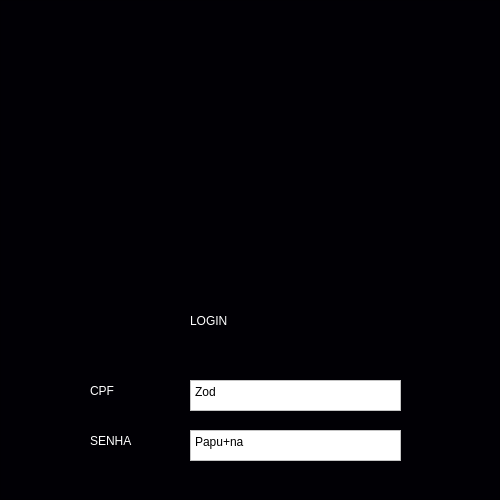
Before: the Qt Designer form login/untitled.ui in Linkinhh/BANCO_DADOS, drawn with Qt 5.
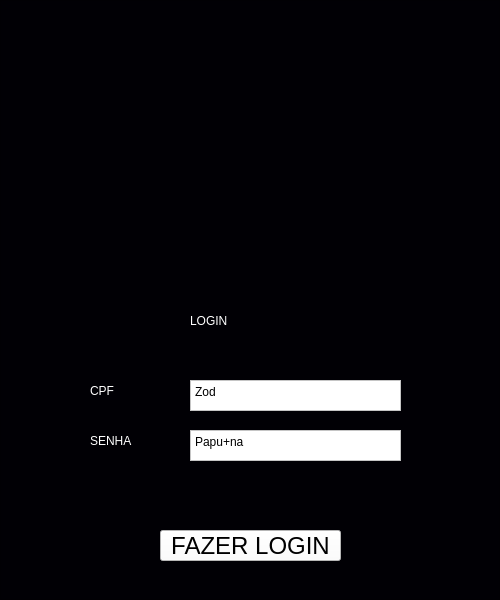
After: the same form once the commit is applied. Icons and pictures are not drawn.

```diff
--- a/login/untitled.ui
+++ b/login/untitled.ui
@@ -7,7 +7,7 @@
     <x>0</x>
     <y>0</y>
     <width>500</width>
-    <height>500</height>
+    <height>600</height>
    </rect>
   </property>
   <property name="windowTitle">
@@ -19,7 +19,7 @@
      <x>0</x>
      <y>0</y>
      <width>500</width>
-     <height>500</height>
+     <height>600</height>
     </rect>
    </property>
    <property name="whatsThis">
@@ -136,6 +136,38 @@
      <string>LOGIN</string>
     </property>
    </widget>
+   <widget class="QPushButton" name="pushButton">
+    <property name="geometry">
+     <rect>
+      <x>160</x>
+      <y>530</y>
+      <width>181</width>
+      <height>31</height>
+     </rect>
+    </property>
+    <property name="font">
+     <font>
+      <family>Ubuntu</family>
+      <pointsize>18</pointsize>
+      <weight>6</weight>
+      <italic>false</italic>
+      <bold>false</bold>
+     </font>
+    </property>
+    <property name="layoutDirection">
+     <enum>Qt::LeftToRight</enum>
+    </property>
+    <property name="autoFillBackground">
+     <bool>false</bool>
+    </property>
+    <property name="styleSheet">
+     <string notr="true">background-color: rgb(255, 255, 255);
+font: 50 18pt &quot;Ubuntu&quot;;</string>
+    </property>
+    <property name="text">
+     <string>FAZER LOGIN</string>
+    </property>
+   </widget>
   </widget>
  </widget>
  <resources/>
```
